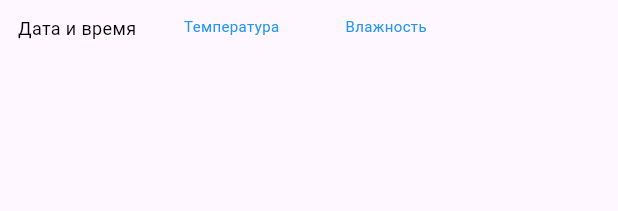
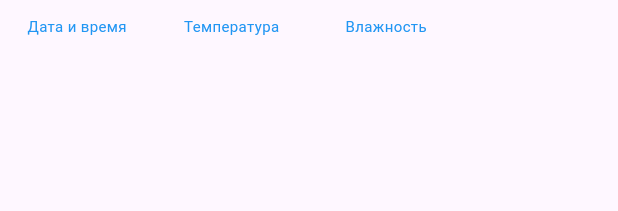
Before and after one commit to Aworingef/Mobilki, a Flutter app: the WeatherForecastTable widget shown alone on an empty page, opened directly with empty values, on a phone screen of 412 x 824 dp. Shown: the top 211 px of the screen. Run offline on Flutter 3.47's test engine with Material 3 defaults, Android fonts, the phone set to English and light mode, and no system bars; network calls fail.

Commit message:
Update weather.dart

```diff
--- a/Laborant_1/lib/weather.dart
+++ b/Laborant_1/lib/weather.dart
@@ -47,8 +47,8 @@ class WeatherForecastTable extends StatelessWidget {
                     'Дата и время',
                     style: TextStyle(
                         fontWeight: FontWeight.normal,
-                        color: Colors.black,
-                        fontSize: 12),
+                        color: Colors.blue,
+                        fontSize: 10),
                     textAlign: TextAlign.center,
                   ),
                 ),
```
